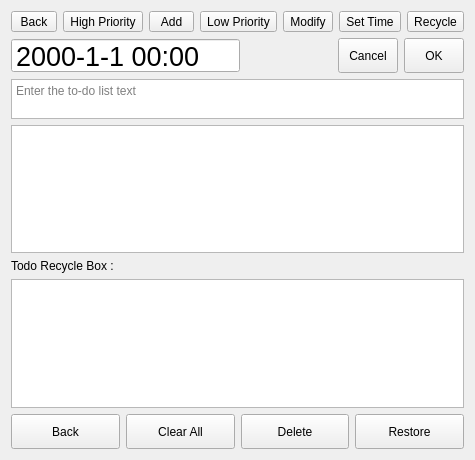
This is src/dlgtodo.ui in ic005k/Knot-Legacy as Qt 5 draws it before an edit. The edited form follows.
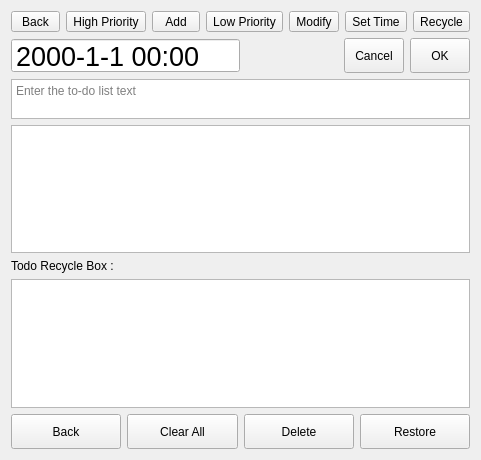
This is the edited form. Icons and pictures are not drawn.

Commit message: Optimized scroll bar

What changed in the file:
```diff
--- a/src/dlgtodo.ui
+++ b/src/dlgtodo.ui
@@ -6,7 +6,7 @@
    <rect>
     <x>0</x>
     <y>0</y>
-    <width>475</width>
+    <width>481</width>
     <height>460</height>
    </rect>
   </property>
@@ -588,6 +588,9 @@
 
 </string>
      </property>
+     <property name="verticalScrollBarPolicy">
+      <enum>Qt::ScrollBarAsNeeded</enum>
+     </property>
      <property name="autoScroll">
       <bool>false</bool>
      </property>
```
The commit also changes 2 other files.
